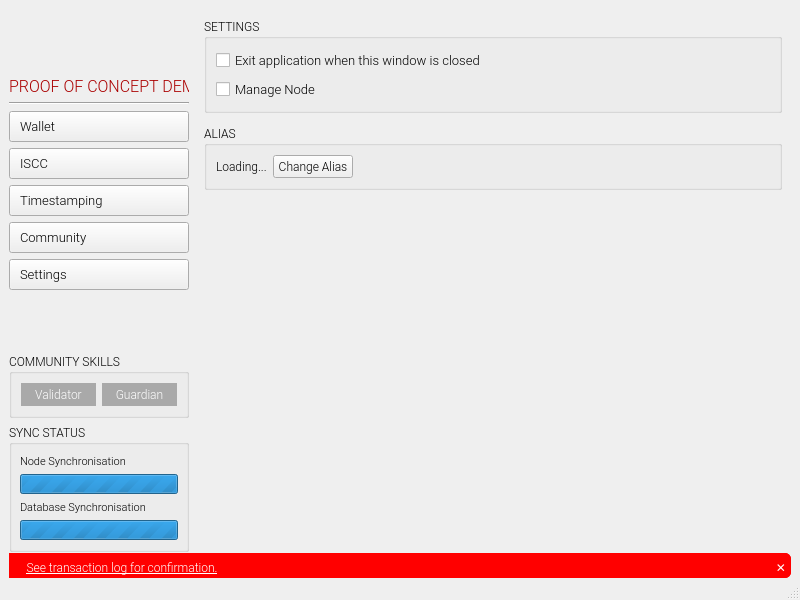
The window that app/ui/proto.ui (coblo/gui-demo) describes before a commit, drawn with Qt 5.
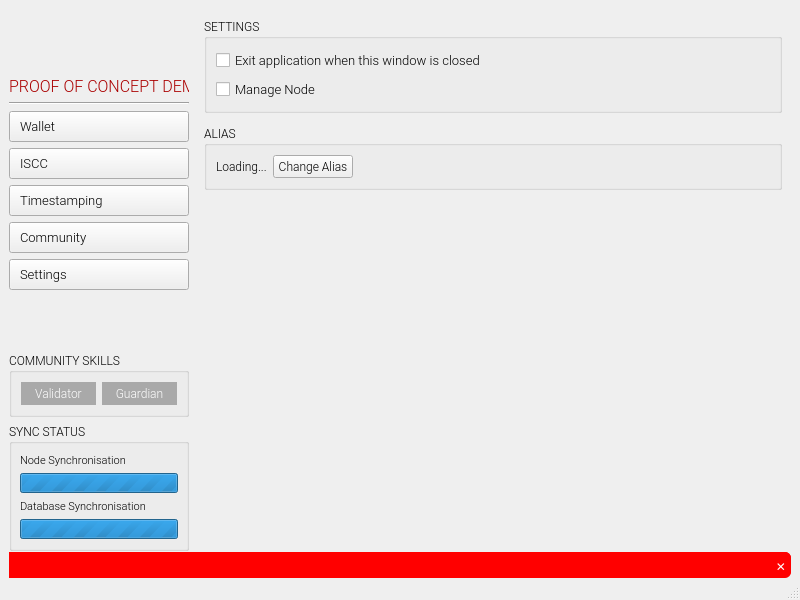
The same window after the commit. Icons and pictures are not drawn. Custom widgets are drawn as their Qt base class.

Commit message:
Add information text if balance is 0 and disable buttons.
Fixes https://github.com/coblo/gui-demo/issues/117

```diff
--- a/app/ui/proto.ui
+++ b/app/ui/proto.ui
@@ -1314,7 +1314,7 @@
           <enum>Qt::NoFocus</enum>
          </property>
          <property name="text">
-          <string>See transaction log for confirmation.</string>
+          <string/>
          </property>
         </widget>
        </item>
```
Left out of the diff: 2 changed lines with no effect on the pictures. The commit also changes 6 other files.
